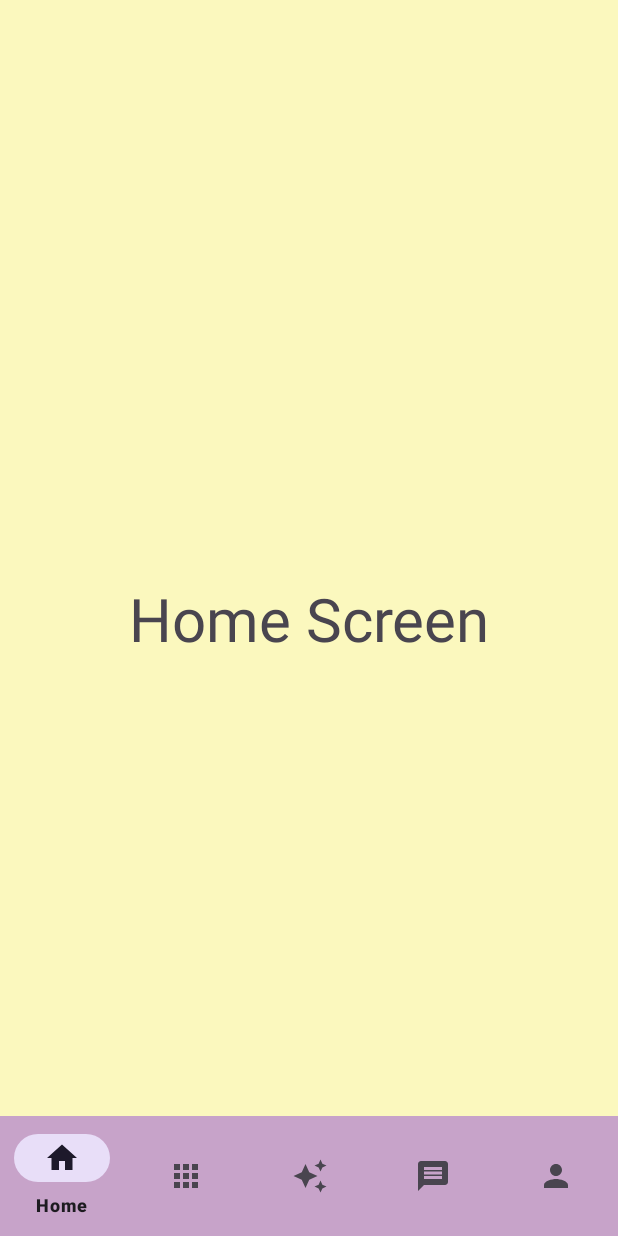
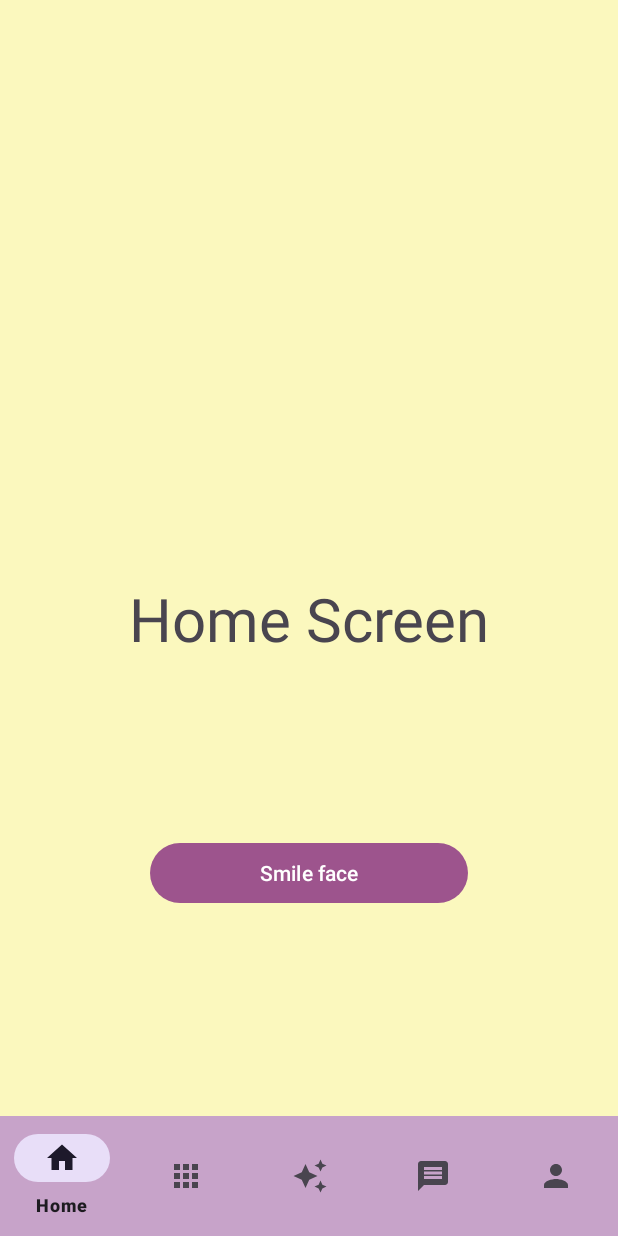
Before and after one commit to Ev1k/SummerPract, an Android app: the HomeFragment screen opened through its navigation route, on a phone screen of 412 x 824 dp. Run offline under Robolectric (Android 15) with nearby library versions, the phone set to English and light mode, and no system bars; our stand-ins replace navigation-ui.

Commit message:
added navigation from all fragments to smile face)

```diff
--- a/app/build.gradle
+++ b/app/build.gradle
@@ -39,7 +39,7 @@ android {
 }
 
 dependencies {
-    implementation 'com.android.databinding:viewbinding:8.0.2'
+//    implementation 'com.android.databinding:viewbinding:8.0.2'
     implementation 'androidx.core:core-ktx:1.8.0'
     implementation 'androidx.appcompat:appcompat:1.6.1'
     implementation 'com.google.android.material:material:1.5.0'
--- a/app/src/main/java/com/example/summerpract/HomeFragment.kt
+++ b/app/src/main/java/com/example/summerpract/HomeFragment.kt
@@ -1,9 +1,9 @@
 package com.example.summerpract
 
 import android.os.Bundle
-import android.util.Log
 import android.view.View
 import androidx.fragment.app.Fragment
+import androidx.navigation.fragment.findNavController
 import com.example.summerpract.databinding.FragmentHomeBinding
 
 class HomeFragment : Fragment(R.layout.fragment_home) {
@@ -13,8 +13,12 @@ class HomeFragment : Fragment(R.layout.fragment_home) {
         super.onViewCreated(view, savedInstanceState)
         binding = FragmentHomeBinding.bind(view)
 
-        val result = arguments?.getString("key")
-        Log.e("HomeFragment", result.orEmpty())
+        binding!!.btnToSmileHome.setOnClickListener {
+            findNavController().navigate(
+                R.id.action_homeFragment_to_coloredFragment,
+                HomeFragment.createBundle(this.toString().split("{").first())
+            )
+        }
     }
 
     override fun onDestroy() {
--- a/app/src/main/res/layout/fragment_home.xml
+++ b/app/src/main/res/layout/fragment_home.xml
@@ -7,6 +7,7 @@
     tools:context=".HomeFragment">
 
     <TextView
+        android:id="@+id/tv_HomeScreen"
         android:layout_width="wrap_content"
         android:layout_height="wrap_content"
         android:text="@string/tv_HomeScreen"
@@ -16,4 +17,18 @@
         app:layout_constraintStart_toStartOf="parent"
         app:layout_constraintTop_toTopOf="parent" />
 
+    <Button
+        android:id="@+id/btnToSmileHome"
+        android:layout_width="match_parent"
+        android:layout_height="wrap_content"
+        android:layout_marginStart="100dp"
+        android:layout_marginEnd="100dp"
+        android:layout_marginBottom="100dp"
+        android:text="@string/btn_Smile"
+        app:backgroundTint="@color/light_purple"
+        app:layout_constraintBottom_toBottomOf="parent"
+        app:layout_constraintEnd_toEndOf="parent"
+        app:layout_constraintStart_toStartOf="parent"
+        app:layout_constraintTop_toBottomOf="@id/tv_HomeScreen" />
+
 </androidx.constraintlayout.widget.ConstraintLayout>
--- a/app/src/main/res/layout/fragment_main.xml
+++ b/app/src/main/res/layout/fragment_main.xml
@@ -77,7 +77,6 @@
         android:layout_width="match_parent"
         android:layout_height="wrap_content"
         android:layout_marginStart="100dp"
-
         android:layout_marginEnd="100dp"
         android:layout_marginBottom="100dp"
         android:text="@string/btn_Smile"
--- a/app/src/main/res/navigation/main_graph.xml
+++ b/app/src/main/res/navigation/main_graph.xml
@@ -9,17 +9,29 @@
         android:id="@+id/appsFragment"
         android:name="com.example.summerpract.AppsFragment"
         android:label="fragment_apps"
-        tools:layout="@layout/fragment_apps" />
+        tools:layout="@layout/fragment_apps">
+        <action
+            android:id="@+id/action_appsFragment_to_coloredFragment"
+            app:destination="@id/coloredFragment" />
+    </fragment>
     <fragment
         android:id="@+id/homeFragment"
         android:name="com.example.summerpract.HomeFragment"
         android:label="fragment_home"
-        tools:layout="@layout/fragment_home" />
+        tools:layout="@layout/fragment_home">
+        <action
+            android:id="@+id/action_homeFragment_to_coloredFragment"
+            app:destination="@id/coloredFragment" />
+    </fragment>
     <fragment
         android:id="@+id/messageFragment"
         android:name="com.example.summerpract.MessageFragment"
         android:label="fragment_message"
-        tools:layout="@layout/fragment_message" />
+        tools:layout="@layout/fragment_message">
+        <action
+            android:id="@+id/action_messageFragment_to_coloredFragment"
+            app:destination="@id/coloredFragment" />
+    </fragment>
     <fragment
         android:id="@+id/mainFragment"
         android:name="com.example.summerpract.MainFragment"
@@ -33,10 +45,30 @@
         android:id="@+id/profileFragment"
         android:name="com.example.summerpract.ProfileFragment"
         android:label="fragment_profile"
-        tools:layout="@layout/fragment_profile" />
+        tools:layout="@layout/fragment_profile">
+        <action
+            android:id="@+id/action_profileFragment_to_coloredFragment"
+            app:destination="@id/coloredFragment" />
+    </fragment>
     <fragment
         android:id="@+id/coloredFragment"
         android:name="com.example.summerpract.ColoredFragment"
         android:label="fragment_colored"
-        tools:layout="@layout/fragment_colored" />
+        tools:layout="@layout/fragment_colored">
+        <action
+            android:id="@+id/action_coloredFragment_to_messageFragment"
+            app:destination="@id/messageFragment" />
+        <action
+            android:id="@+id/action_coloredFragment_to_mainFragment"
+            app:destination="@id/mainFragment" />
+        <action
+            android:id="@+id/action_coloredFragment_to_homeFragment"
+            app:destination="@id/homeFragment" />
+        <action
+            android:id="@+id/action_coloredFragment_to_profileFragment"
+            app:destination="@id/profileFragment" />
+        <action
+            android:id="@+id/action_coloredFragment_to_appsFragment"
+            app:destination="@id/appsFragment" />
+    </fragment>
 </navigation>
```
Also changed, not shown: app/src/main/java/com/example/summerpract/AppsFragment.kt (+8 -0 lines), app/src/main/java/com/example/summerpract/MessageFragment.kt (+8 -0 lines), app/src/main/java/com/example/summerpract/ProfileFragment.kt (+8 -0 lines), app/src/main/res/layout/fragment_apps.xml (+15 -0 lines), app/src/main/res/layout/fragment_message.xml (+15 -0 lines), app/src/main/res/layout/fragment_profile.xml (+15 -0 lines).
